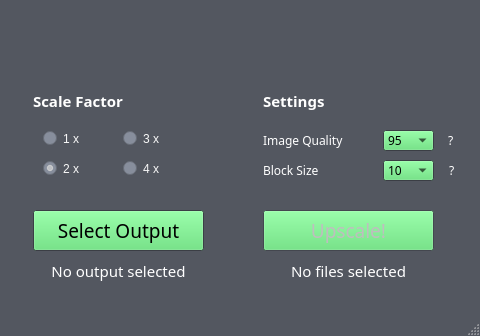
akai-katto/dandere2x, file src/gui/Dandere2xGui.ui: the form before one commit; both pictures show x 227 to 707 and y 0 to 336 of the 707 by 336 pixel window.
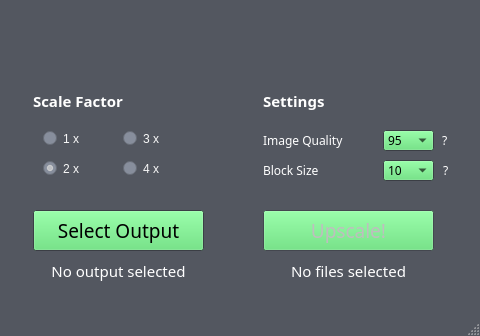
The form after the commit.

The edit to the form file:
```diff
--- a/src/gui/Dandere2xGui.ui
+++ b/src/gui/Dandere2xGui.ui
@@ -2542,7 +2542,7 @@
  then Dandere2x will resize the video to the dimensions closest</string>
     </property>
     <property name="text">
-     <string>  ?</string>
+                    <string>?</string>
     </property>
    </widget>
    <widget class="QLabel" name="quality_help">
@@ -2658,7 +2658,7 @@
  The developer highly recommends a value between 70-80</string>
     </property>
     <property name="text">
-     <string>  ?</string>
+                    <string>?</string>
     </property>
    </widget>
    <widget class="QLabel" name="upscale_status_label">
```
Left out of the diff: 12 changed lines with no effect on the pictures. Lines whose indentation alone changed are shown as unchanged.
